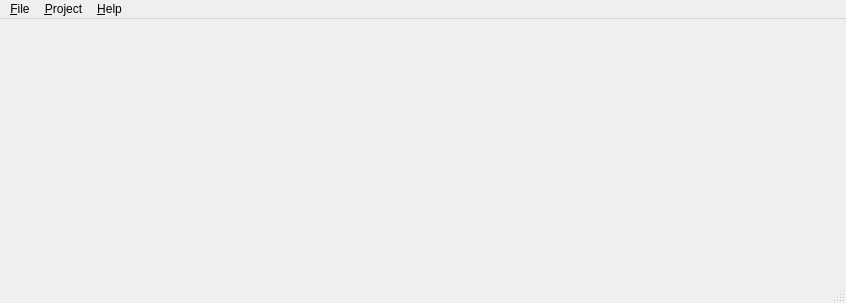
Old version of the form yatel/gui/uis/MainWindow.ui in the repository leliel12/yatel.
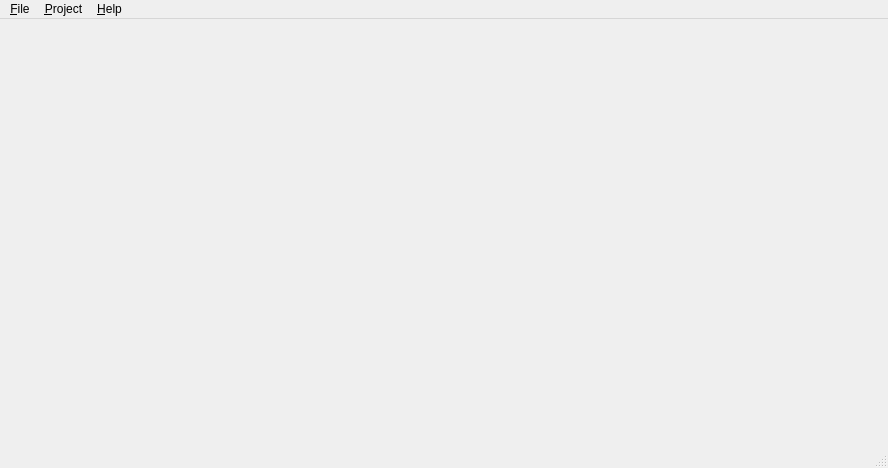
New version of the form.

Patch:
```diff
--- a/yatel/gui/uis/MainWindow.ui
+++ b/yatel/gui/uis/MainWindow.ui
@@ -6,8 +6,8 @@
    <rect>
     <x>0</x>
     <y>0</y>
-    <width>846</width>
-    <height>303</height>
+    <width>888</width>
+    <height>468</height>
    </rect>
   </property>
   <property name="windowTitle">
@@ -25,7 +25,7 @@
     <rect>
      <x>0</x>
      <y>0</y>
-     <width>846</width>
+     <width>888</width>
      <height>25</height>
     </rect>
    </property>
```
